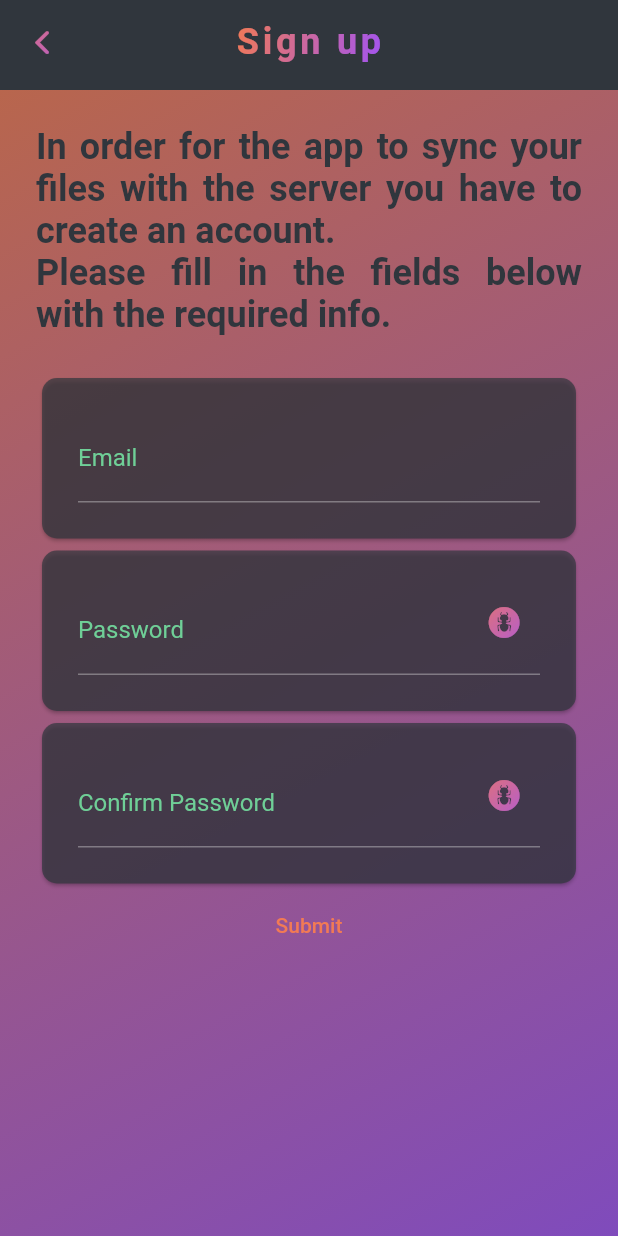
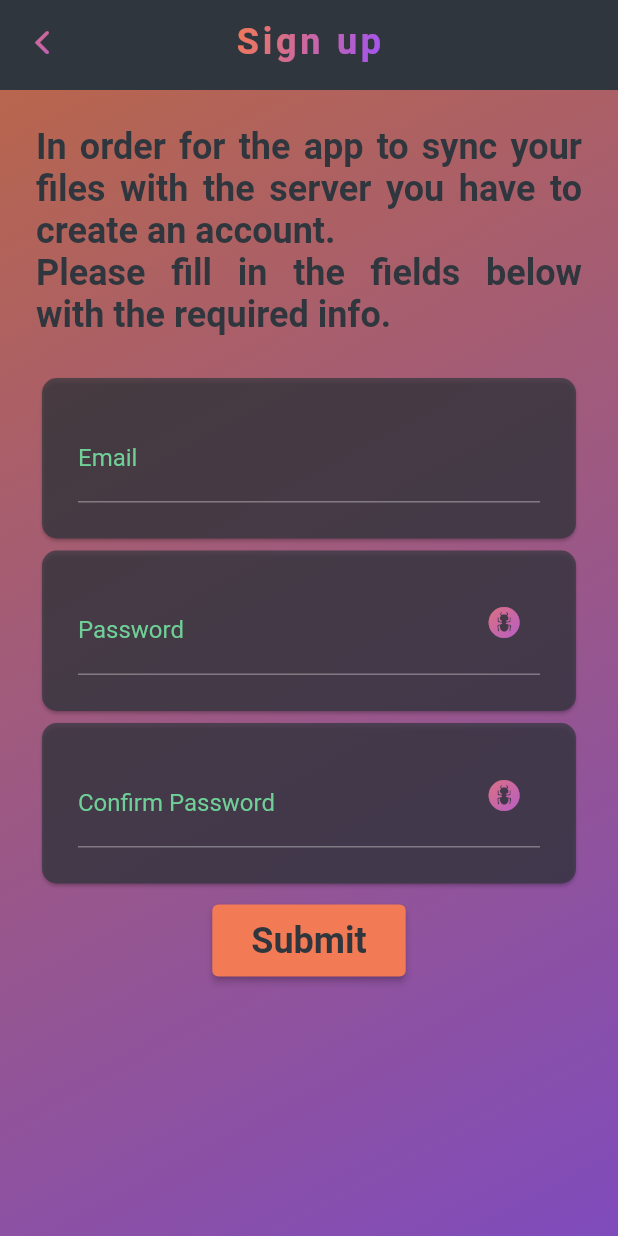
Before and after one commit to lorenacimpean/shit_grabber, a Flutter app: the SignUpScreen screen opened by its route, on a phone screen of 412 x 824 dp. Run offline on Flutter 3.47's test engine with Material 2 defaults, Android fonts, the phone set to English and light mode, and no system bars; our stand-ins replace camera, file_picker, get, permission_handler, qr_flutter, rxdart and 1 more; missing offline and left inert: flutter_pdfview; accounts and stored records are empty; Roboto replaces fonts that are missing (SpaceMono).

Commit message:
updated submit button ui

```diff
--- a/lib/screens/sign_up_screen/sign_up_screen.dart
+++ b/lib/screens/sign_up_screen/sign_up_screen.dart
@@ -65,9 +65,21 @@ class SignUpScreen extends GetView<SignUpController> {
                 controller.toggleObscureText(controller.fields[i])),
       );
 
-  Widget _buildSubmitButton() => TextButton(
-        onPressed: controller.validateConfirmPassword,
-        child: Text(AppStrings.submit),
+  Widget _buildSubmitButton() => Padding(
+        padding: EdgeInsets.only(top: AppDimensions.smallPadding),
+        child: Center(
+          child: ElevatedButton(
+            onPressed: controller.validateConfirmPassword,
+            child: Padding(
+              padding: const EdgeInsets.all(AppDimensions.smallPadding),
+              child: Text(
+                AppStrings.submit,
+                style: AppTextTheme.darkTextTheme.headline2
+                    ?.copyWith(color: AppColors.appBlack),
+              ),
+            ),
+          ),
+        ),
       );
 }
 
```
